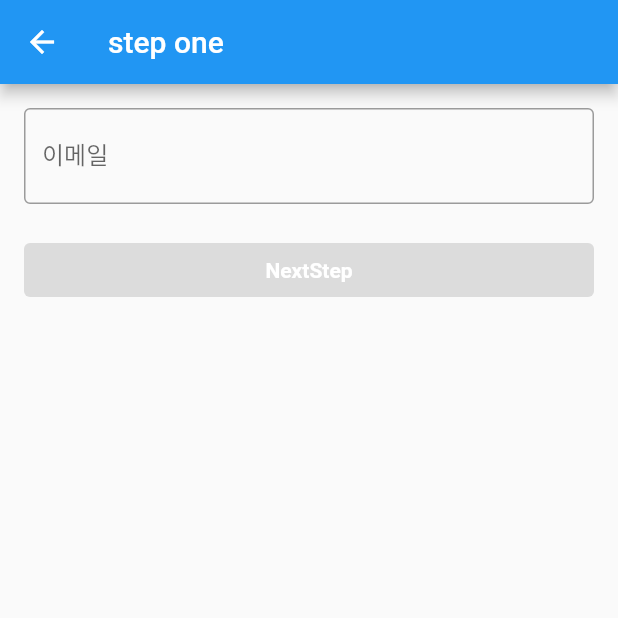
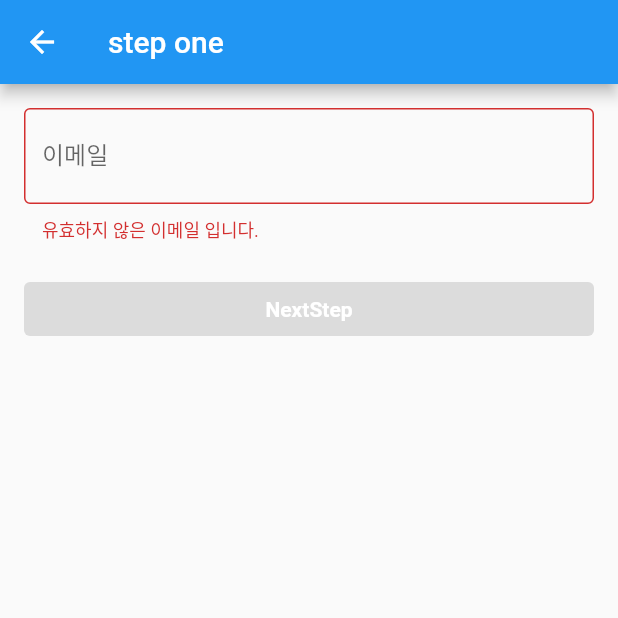
Before and after one commit to Jamescode7/flst, a Flutter app: the StepOne screen opened directly, on a phone screen of 412 x 824 dp, the top half of it. Run offline on Flutter 3.47's test engine with Material 2 defaults, Android fonts, the light colour scheme and no system bars; our stand-ins replace flutter_bloc.

Commit message:
StepOne Email입력을 Bloc으로 처리

```diff
--- /dev/null
+++ b/lib/bloc_study/form/bloc/email_bloc.dart
@@ -0,0 +1,17 @@
+import 'package:flst/bloc_study/form/regx.dart';
+import 'package:flutter_bloc/flutter_bloc.dart';
+
+part 'email_event.dart';
+part 'email_state.dart';
+
+class EmailBloc extends Bloc<EmailEvent, EmailState> {
+  EmailBloc() : super(const EmailState(email: '', isValid: false)) {
+    on<EmailChanged>(_onEmailChanged);
+  }
+
+  void _onEmailChanged(EmailChanged event, Emitter<EmailState> emit) {
+    final email = event.email;
+    final isValid = emailRegExp.hasMatch(email);
+    emit(EmailState(email: email, isValid: isValid));
+  }
+}
--- /dev/null
+++ b/lib/bloc_study/form/bloc/email_event.dart
@@ -0,0 +1,10 @@
+part of 'email_bloc.dart';
+
+sealed class EmailEvent {
+  const EmailEvent();
+}
+
+final class EmailChanged extends EmailEvent {
+  final String email;
+  const EmailChanged(this.email);
+}
--- /dev/null
+++ b/lib/bloc_study/form/bloc/email_state.dart
@@ -0,0 +1,11 @@
+part of 'email_bloc.dart';
+
+class EmailState {
+  final String email;
+  final bool isValid;
+
+  const EmailState({
+    required this.email,
+    required this.isValid,
+  });
+}
--- a/lib/bloc_study/form/pages/step_one.dart
+++ b/lib/bloc_study/form/pages/step_one.dart
@@ -1,37 +1,11 @@
+import 'package:flst/bloc_study/form/bloc/email_bloc.dart';
 import 'package:flst/bloc_study/form/pages/step_two.dart';
-import 'package:flst/bloc_study/form/regx.dart';
 import 'package:flst/bloc_study/form/widgets/flat_button.dart';
 import 'package:flutter/material.dart';
+import 'package:flutter_bloc/flutter_bloc.dart';
 
-class StepOne extends StatefulWidget {
+class StepOne extends StatelessWidget {
   const StepOne({Key? key}) : super(key: key);
-
-  @override
-  State<StepOne> createState() => _StepOneState();
-}
-
-class _StepOneState extends State<StepOne> {
-  final TextEditingController _emailController = TextEditingController();
-  bool _isButtonActive = false;
-  void _checkValidity() {
-    final _email = _emailController.text;
-    final _isEmailValidity = emailRegExp.hasMatch(_email);
-    setState(() {
-      _isButtonActive = _isEmailValidity;
-    });
-  }
-
-  @override
-  void initState() {
-    super.initState();
-    _emailController.addListener(_checkValidity);
-  }
-
-  @override
-  void dispose() {
-    _emailController.dispose();
-    super.dispose();
-  }
 
   @override
   Widget build(BuildContext context) {
@@ -43,25 +17,38 @@ class _StepOneState extends State<StepOne> {
         padding: const EdgeInsets.all(16),
         child: Column(
           children: [
-            TextField(
-              controller: _emailController,
+            BlocBuilder<EmailBloc, EmailState>(
+              builder: (BuildContext context, state) {
+                return TextField(
+                  onChanged: (email) =>
+                      context.read<EmailBloc>().add(EmailChanged(email)),
                   keyboardType: TextInputType.emailAddress,
-              decoration: const InputDecoration(
+                  decoration: InputDecoration(
                     labelText: '이메일',
                     hintText: '이메일을 입력하세요',
-                  border: OutlineInputBorder()),
+                    border: const OutlineInputBorder(),
+                    errorText: !state.isValid ? '유효하지 않은 이메일 입니다.' : null,
+                  ),
+                );
+              },
             ),
             const SizedBox(height: 20),
-            FlatButton(
+            BlocBuilder<EmailBloc, EmailState>(
+              buildWhen: (previous, current) =>
+                  previous.isValid != current.isValid,
+              builder: (context, state) {
+                return FlatButton(
                   onPress: () {
                     Navigator.push(
                       context,
                       MaterialPageRoute(builder: (context) => StepTwo()),
                     );
                   },
-              isActive: _isButtonActive,
+                  isActive: state.isValid,
                   text: 'NextStep',
-            )
+                );
+              },
+            ),
           ],
         ),
       ),
```
Also changed, not shown: lib/bloc_study/form/main.dart (+12 -5 lines). Lines whose indentation alone changed are shown as unchanged.
